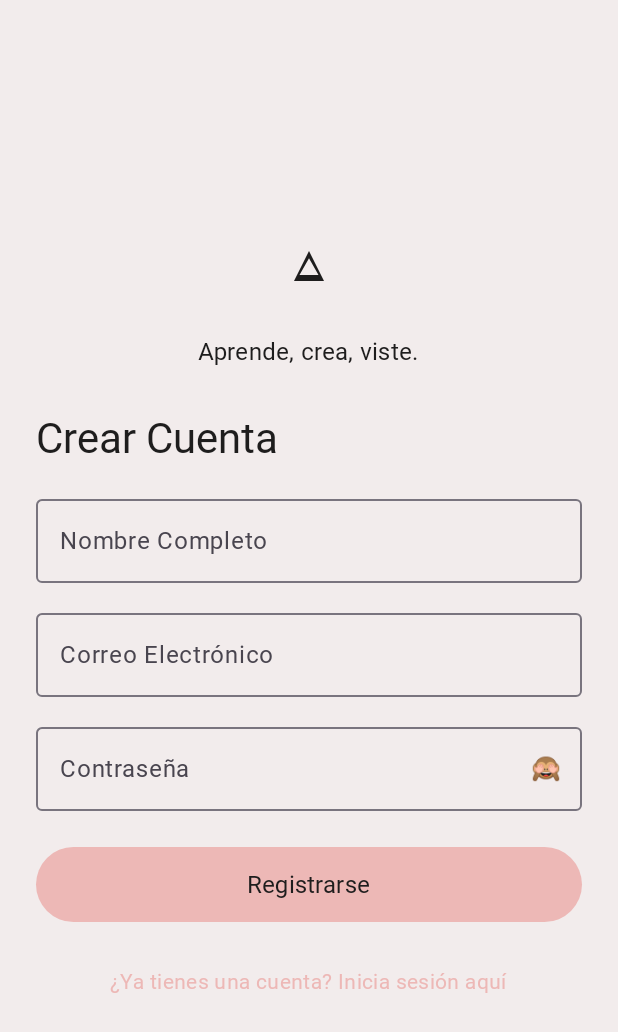
After one commit to vladimirvbel/Liora, an Android app built with Jetpack Compose: the RegisterScreen screen opened through its navigation route, on a phone screen of 412 x 824 dp. The commit adds this screen. Shown: the top 1032 px of the screen. Run offline under Robolectric (Android 15) with nearby library versions, the phone set to English and light mode, and no system bars; Roboto replaces fonts that are not available here.

Commit message:
feat: Paso 7 - Implementar LoginScreen, RegisterScreen, componentes atomicos de UI y AppNavigation

```diff
--- a/app/src/main/java/com/losindomables/liora/MainActivity.kt
+++ b/app/src/main/java/com/losindomables/liora/MainActivity.kt
@@ -4,44 +4,26 @@ import android.os.Bundle
 import androidx.activity.ComponentActivity
 import androidx.activity.compose.setContent
 import androidx.activity.enableEdgeToEdge
-import androidx.compose.foundation.layout.fillMaxSize
-import androidx.compose.foundation.layout.padding
-import androidx.compose.material3.Scaffold
-import androidx.compose.material3.Text
-import androidx.compose.runtime.Composable
-import androidx.compose.ui.Modifier
-import androidx.compose.ui.tooling.preview.Preview
+import com.losindomables.liora.ui.navigation.AppNavigation
 import com.losindomables.liora.ui.theme.LioraTheme
 
 class MainActivity : ComponentActivity() {
+
     override fun onCreate(savedInstanceState: Bundle?) {
         super.onCreate(savedInstanceState)
         enableEdgeToEdge()
+
+        val appContainer = (application as LioraApplication).container
+
         setContent {
             LioraTheme {
-                Scaffold(modifier = Modifier.fillMaxSize()) { innerPadding ->
-                    Greeting(
-                        name = "Android",
-                        modifier = Modifier.padding(innerPadding)
-                    )
-                }
+                AppNavigation(
+                    authRepository = appContainer.authRepository,
+                    onAuthSuccess = {
+                        // Próximamente (#15): Navegación a pantalla principal según el rol
+                    }
+                )
             }
         }
     }
 }
-
-@Composable
-fun Greeting(name: String, modifier: Modifier = Modifier) {
-    Text(
-        text = "Hello $name!",
-        modifier = modifier
-    )
-}
-
-@Preview(showBackground = true)
-@Composable
-fun GreetingPreview() {
-    LioraTheme {
-        Greeting("Android")
-    }
-}
--- /dev/null
+++ b/app/src/main/java/com/losindomables/liora/ui/auth/LoginScreen.kt
@@ -0,0 +1,168 @@
+package com.losindomables.liora.ui.auth
+
+import android.content.res.Configuration
+import androidx.compose.foundation.layout.Arrangement
+import androidx.compose.foundation.layout.Column
+import androidx.compose.foundation.layout.Spacer
+import androidx.compose.foundation.layout.fillMaxSize
+import androidx.compose.foundation.layout.fillMaxWidth
+import androidx.compose.foundation.layout.height
+import androidx.compose.foundation.layout.padding
+import androidx.compose.foundation.rememberScrollState
+import androidx.compose.foundation.verticalScroll
+import androidx.compose.material3.MaterialTheme
+import androidx.compose.material3.Scaffold
+import androidx.compose.material3.SnackbarHost
+import androidx.compose.material3.SnackbarHostState
+import androidx.compose.material3.Surface
+import androidx.compose.material3.Text
+import androidx.compose.material3.TextButton
+import androidx.compose.runtime.Composable
+import androidx.compose.runtime.LaunchedEffect
+import androidx.compose.runtime.remember
+import androidx.compose.ui.Alignment
+import androidx.compose.ui.Modifier
+import androidx.compose.ui.text.font.FontWeight
+import androidx.compose.ui.text.input.ImeAction
+import androidx.compose.ui.text.input.KeyboardType
+import androidx.compose.ui.text.style.TextAlign
+import androidx.compose.ui.tooling.preview.Preview
+import androidx.compose.ui.unit.dp
+import com.losindomables.liora.ui.components.LioraLogo
+import com.losindomables.liora.ui.components.LioraPasswordField
+import com.losindomables.liora.ui.components.LioraPrimaryButton
+import com.losindomables.liora.ui.components.LioraTextField
+import com.losindomables.liora.ui.theme.LioraTheme
+
+@Composable
+fun LoginScreen(
+    uiState: AuthUiState,
+    onEmailChanged: (String) -> Unit,
+    onPasswordChanged: (String) -> Unit,
+    onLoginClick: () -> Unit,
+    onNavigateToRegister: () -> Unit,
+    modifier: Modifier = Modifier,
+) {
+    val snackbarHostState = remember { SnackbarHostState() }
+
+    LaunchedEffect(uiState.generalError) {
+        uiState.generalError?.let { error ->
+            snackbarHostState.showSnackbar(error)
+        }
+    }
+
+    Scaffold(
+        snackbarHost = { SnackbarHost(snackbarHostState) },
+        modifier = modifier.fillMaxSize()
+    ) { paddingValues ->
+        Surface(
+            modifier = Modifier
+                .fillMaxSize()
+                .padding(paddingValues),
+            color = MaterialTheme.colorScheme.background
+        ) {
+            Column(
+                modifier = Modifier
+                    .fillMaxSize()
+                    .padding(24.dp)
+                    .verticalScroll(rememberScrollState()),
+                horizontalAlignment = Alignment.CenterHorizontally,
+                verticalArrangement = Arrangement.Center
+            ) {
+                LioraLogo()
+
+                Spacer(modifier = Modifier.height(16.dp))
+
+                Text(
+                    text = "Aprende, crea, viste.",
+                    style = MaterialTheme.typography.titleMedium,
+                    color = MaterialTheme.colorScheme.onBackground
+                )
+
+                Spacer(modifier = Modifier.height(32.dp))
+
+                Text(
+                    text = "Iniciar Sesión",
+                    style = MaterialTheme.typography.headlineMedium,
+                    fontWeight = FontWeight.Bold,
+                    color = MaterialTheme.colorScheme.onBackground,
+                    modifier = Modifier.fillMaxWidth(),
+                    textAlign = TextAlign.Start
+                )
+
+                Spacer(modifier = Modifier.height(16.dp))
+
+                LioraTextField(
+                    value = uiState.email,
+                    onValueChange = onEmailChanged,
+                    label = "Correo Electrónico",
+                    errorMessage = uiState.emailError,
+                    keyboardType = KeyboardType.Email,
+                    imeAction = ImeAction.Next,
+                    enabled = !uiState.isLoading
+                )
+
+                Spacer(modifier = Modifier.height(12.dp))
+
+                LioraPasswordField(
+                    value = uiState.password,
+                    onValueChange = onPasswordChanged,
+                    label = "Contraseña",
+                    errorMessage = uiState.passwordError,
+                    imeAction = ImeAction.Done,
+                    onImeAction = onLoginClick,
+                    enabled = !uiState.isLoading
+                )
+
+                Spacer(modifier = Modifier.height(24.dp))
+
+                LioraPrimaryButton(
+                    text = "Iniciar Sesión",
+                    onClick = onLoginClick,
+                    isLoading = uiState.isLoading
+                )
+
+                Spacer(modifier = Modifier.height(16.dp))
+
+                TextButton(
+                    onClick = onNavigateToRegister,
+                    enabled = !uiState.isLoading
+                ) {
+                    Text(
+                        text = "¿No tienes una cuenta? Regístrate aquí",
+                        style = MaterialTheme.typography.bodyMedium,
+                        color = MaterialTheme.colorScheme.primary
+                    )
+                }
+            }
+        }
+    }
+}
+
+@Preview(name = "Login Screen - Modo Claro", showBackground = true, uiMode = Configuration.UI_MODE_NIGHT_NO)
+@Composable
+private fun LoginScreenLightPreview() {
+    LioraTheme(darkTheme = false) {
+        LoginScreen(
+            uiState = AuthUiState(email = "usuario@liora.com"),
+            onEmailChanged = {},
+            onPasswordChanged = {},
+            onLoginClick = {},
+            onNavigateToRegister = {}
+        )
+    }
+}
+
+@Preview(name = "Login Screen - Modo Oscuro", showBackground = true, uiMode = Configuration.UI_MODE_NIGHT_YES)
+@Composable
+private fun LoginScreenDarkPreview() {
+    LioraTheme(darkTheme = true) {
+        LoginScreen(
+            uiState = AuthUiState(email = "usuario@liora.com"),
+            onEmailChanged = {},
+            onPasswordChanged = {},
+            onLoginClick = {},
+            onNavigateToRegister = {}
+        )
+    }
+}
--- /dev/null
+++ b/app/src/main/java/com/losindomables/liora/ui/auth/RegisterScreen.kt
@@ -0,0 +1,183 @@
+package com.losindomables.liora.ui.auth
+
+import android.content.res.Configuration
+import androidx.compose.foundation.layout.Arrangement
+import androidx.compose.foundation.layout.Column
+import androidx.compose.foundation.layout.Spacer
+import androidx.compose.foundation.layout.fillMaxSize
+import androidx.compose.foundation.layout.fillMaxWidth
+import androidx.compose.foundation.layout.height
+import androidx.compose.foundation.layout.padding
+import androidx.compose.foundation.rememberScrollState
+import androidx.compose.foundation.verticalScroll
+import androidx.compose.material3.MaterialTheme
+import androidx.compose.material3.Scaffold
+import androidx.compose.material3.SnackbarHost
+import androidx.compose.material3.SnackbarHostState
+import androidx.compose.material3.Surface
+import androidx.compose.material3.Text
+import androidx.compose.material3.TextButton
+import androidx.compose.runtime.Composable
+import androidx.compose.runtime.LaunchedEffect
+import androidx.compose.runtime.remember
+import androidx.compose.ui.Alignment
+import androidx.compose.ui.Modifier
+import androidx.compose.ui.text.font.FontWeight
+import androidx.compose.ui.text.input.ImeAction
+import androidx.compose.ui.text.input.KeyboardType
+import androidx.compose.ui.text.style.TextAlign
+import androidx.compose.ui.tooling.preview.Preview
+import androidx.compose.ui.unit.dp
+import com.losindomables.liora.ui.components.LioraLogo
+import com.losindomables.liora.ui.components.LioraPasswordField
+import com.losindomables.liora.ui.components.LioraPrimaryButton
+import com.losindomables.liora.ui.components.LioraTextField
+import com.losindomables.liora.ui.theme.LioraTheme
+
+@Composable
+fun RegisterScreen(
+    uiState: AuthUiState,
+    onNameChanged: (String) -> Unit,
+    onEmailChanged: (String) -> Unit,
+    onPasswordChanged: (String) -> Unit,
+    onRegisterClick: () -> Unit,
+    onNavigateToLogin: () -> Unit,
+    modifier: Modifier = Modifier,
+) {
+    val snackbarHostState = remember { SnackbarHostState() }
+
+    LaunchedEffect(uiState.generalError) {
+        uiState.generalError?.let { error ->
+            snackbarHostState.showSnackbar(error)
+        }
+    }
+
+    Scaffold(
+        snackbarHost = { SnackbarHost(snackbarHostState) },
+        modifier = modifier.fillMaxSize()
+    ) { paddingValues ->
+        Surface(
+            modifier = Modifier
+                .fillMaxSize()
+                .padding(paddingValues),
+            color = MaterialTheme.colorScheme.background
+        ) {
+            Column(
+                modifier = Modifier
+                    .fillMaxSize()
+                    .padding(24.dp)
+                    .verticalScroll(rememberScrollState()),
+                horizontalAlignment = Alignment.CenterHorizontally,
+                verticalArrangement = Arrangement.Center
+            ) {
+                LioraLogo()
+
+                Spacer(modifier = Modifier.height(16.dp))
+
+                Text(
+                    text = "Aprende, crea, viste.",
+                    style = MaterialTheme.typography.titleMedium,
+                    color = MaterialTheme.colorScheme.onBackground
+                )
+
+                Spacer(modifier = Modifier.height(32.dp))
+
+                Text(
+                    text = "Crear Cuenta",
+                    style = MaterialTheme.typography.headlineMedium,
+                    fontWeight = FontWeight.Bold,
+                    color = MaterialTheme.colorScheme.onBackground,
+                    modifier = Modifier.fillMaxWidth(),
+                    textAlign = TextAlign.Start
+                )
+
+                Spacer(modifier = Modifier.height(16.dp))
+
+                LioraTextField(
+                    value = uiState.name,
+                    onValueChange = onNameChanged,
+                    label = "Nombre Completo",
+                    errorMessage = uiState.nameError,
+                    keyboardType = KeyboardType.Text,
+                    imeAction = ImeAction.Next,
+                    enabled = !uiState.isLoading
+                )
+
+                Spacer(modifier = Modifier.height(12.dp))
+
+                LioraTextField(
+                    value = uiState.email,
+                    onValueChange = onEmailChanged,
+                    label = "Correo Electrónico",
+                    errorMessage = uiState.emailError,
+                    keyboardType = KeyboardType.Email,
+                    imeAction = ImeAction.Next,
+                    enabled = !uiState.isLoading
+                )
+
+                Spacer(modifier = Modifier.height(12.dp))
+
+                LioraPasswordField(
+                    value = uiState.password,
+                    onValueChange = onPasswordChanged,
+                    label = "Contraseña",
+                    errorMessage = uiState.passwordError,
+                    imeAction = ImeAction.Done,
+                    onImeAction = onRegisterClick,
+                    enabled = !uiState.isLoading
+                )
+
+                Spacer(modifier = Modifier.height(24.dp))
+
+                LioraPrimaryButton(
+                    text = "Registrarse",
+                    onClick = onRegisterClick,
+                    isLoading = uiState.isLoading
+                )
+
+                Spacer(modifier = Modifier.height(16.dp))
+
+                TextButton(
+                    onClick = onNavigateToLogin,
+                    enabled = !uiState.isLoading
+                ) {
+                    Text(
+                        text = "¿Ya tienes una cuenta? Inicia sesión aquí",
+                        style = MaterialTheme.typography.bodyMedium,
+                        color = MaterialTheme.colorScheme.primary
+                    )
+                }
+            }
+        }
+    }
+}
+
+@Preview(name = "Register Screen - Modo Claro", showBackground = true, uiMode = Configuration.UI_MODE_NIGHT_NO)
+@Composable
+private fun RegisterScreenLightPreview() {
+    LioraTheme(darkTheme = false) {
+        RegisterScreen(
+            uiState = AuthUiState(name = "Vanesa", email = "vanesa@liora.com"),
+            onNameChanged = {},
+            onEmailChanged = {},
+            onPasswordChanged = {},
+            onRegisterClick = {},
+            onNavigateToLogin = {}
+        )
+    }
+}
+
+@Preview(name = "Register Screen - Modo Oscuro", showBackground = true, uiMode = Configuration.UI_MODE_NIGHT_YES)
+@Composable
+private fun RegisterScreenDarkPreview() {
+    LioraTheme(darkTheme = true) {
+        RegisterScreen(
+            uiState = AuthUiState(name = "Vanesa", email = "vanesa@liora.com"),
+            onNameChanged = {},
+            onEmailChanged = {},
+            onPasswordChanged = {},
+            onRegisterClick = {},
+            onNavigateToLogin = {}
+        )
+    }
+}
--- /dev/null
+++ b/app/src/main/java/com/losindomables/liora/ui/components/LioraLogo.kt
@@ -0,0 +1,26 @@
+package com.losindomables.liora.ui.components
+
+import androidx.compose.foundation.Image
+import androidx.compose.foundation.isSystemInDarkTheme
+import androidx.compose.foundation.layout.height
+import androidx.compose.runtime.Composable
+import androidx.compose.ui.Modifier
+import androidx.compose.ui.res.painterResource
+import androidx.compose.ui.unit.dp
+import com.losindomables.liora.R
+
+/**
+ * Logotipo de Liora adaptativo al tema claro y oscuro.
+ */
+@Composable
+fun LioraLogo(
+    modifier: Modifier = Modifier,
+    isDark: Boolean = isSystemInDarkTheme()
+) {
+    val logoRes = if (isDark) R.drawable.ic_liora_logo_gold else R.drawable.ic_liora_logo_black
+    Image(
+        painter = painterResource(id = logoRes),
+        contentDescription = "Liora",
+        modifier = modifier.height(64.dp)
+    )
+}
--- /dev/null
+++ b/app/src/main/java/com/losindomables/liora/ui/components/LioraPasswordField.kt
@@ -0,0 +1,65 @@
+package com.losindomables.liora.ui.components
+
+import androidx.compose.foundation.layout.fillMaxWidth
+import androidx.compose.foundation.text.KeyboardActions
+import androidx.compose.foundation.text.KeyboardOptions
+import androidx.compose.material3.IconButton
+import androidx.compose.material3.MaterialTheme
+import androidx.compose.material3.OutlinedTextField
+import androidx.compose.material3.Text
+import androidx.compose.runtime.Composable
+import androidx.compose.runtime.getValue
+import androidx.compose.runtime.mutableStateOf
+import androidx.compose.runtime.remember
+import androidx.compose.runtime.setValue
+import androidx.compose.ui.Modifier
+import androidx.compose.ui.text.input.ImeAction
+import androidx.compose.ui.text.input.KeyboardType
+import androidx.compose.ui.text.input.PasswordVisualTransformation
+import androidx.compose.ui.text.input.VisualTransformation
+
+/**
+ * Campo de contraseña reutilizable con alternador de visibilidad (mostrar/ocultar).
+ */
+@Composable
+fun LioraPasswordField(
+    value: String,
+    onValueChange: (String) -> Unit,
+    modifier: Modifier = Modifier,
+    label: String = "Contraseña",
+    errorMessage: String? = null,
+    imeAction: ImeAction = ImeAction.Done,
+    onImeAction: () -> Unit = {},
+    enabled: Boolean = true
+) {
+    var passwordVisible by remember { mutableStateOf(false) }
+
+    OutlinedTextField(
+        value = value,
+        onValueChange = onValueChange,
+        label = { Text(label) },
+        isError = errorMessage != null,
+        supportingText = errorMessage?.let {
+            { Text(text = it, color = MaterialTheme.colorScheme.error) }
+        },
+        visualTransformation = if (passwordVisible) VisualTransformation.None else PasswordVisualTransformation(),
+        keyboardOptions = KeyboardOptions(
+            keyboardType = KeyboardType.Password,
+            imeAction = imeAction
+        ),
+        keyboardActions = KeyboardActions(
+            onAny = { onImeAction() }
+        ),
+        trailingIcon = {
+            IconButton(onClick = { passwordVisible = !passwordVisible }) {
+                Text(
+                    text = if (passwordVisible) "👁" else "🙈",
+                    style = MaterialTheme.typography.titleMedium
+                )
+            }
+        },
+        enabled = enabled,
+        singleLine = true,
+        modifier = modifier.fillMaxWidth()
+    )
+}
--- /dev/null
+++ b/app/src/main/java/com/losindomables/liora/ui/components/LioraPrimaryButton.kt
@@ -0,0 +1,45 @@
+package com.losindomables.liora.ui.components
+
+import androidx.compose.foundation.layout.fillMaxWidth
+import androidx.compose.foundation.layout.height
+import androidx.compose.foundation.layout.size
+import androidx.compose.material3.Button
+import androidx.compose.material3.CircularProgressIndicator
+import androidx.compose.material3.MaterialTheme
+import androidx.compose.material3.Text
+import androidx.compose.runtime.Composable
+import androidx.compose.ui.Modifier
+import androidx.compose.ui.unit.dp
+
+/**
+ * Botón principal de Liora con estado deshabilitado e indicador de carga integrados.
+ */
+@Composable
+fun LioraPrimaryButton(
+    text: String,
+    onClick: () -> Unit,
+    modifier: Modifier = Modifier,
+    isLoading: Boolean = false,
+    enabled: Boolean = true
+) {
+    Button(
+        onClick = onClick,
+        enabled = enabled && !isLoading,
+        modifier = modifier
+            .fillMaxWidth()
+            .height(50.dp)
+    ) {
+        if (isLoading) {
+            CircularProgressIndicator(
+                modifier = Modifier.size(24.dp),
+                color = MaterialTheme.colorScheme.onPrimary,
+                strokeWidth = 2.dp
+            )
+        } else {
+            Text(
+                text = text,
+                style = MaterialTheme.typography.titleMedium
+            )
+        }
+    }
+}
--- /dev/null
+++ b/app/src/main/java/com/losindomables/liora/ui/components/LioraTextField.kt
@@ -0,0 +1,48 @@
+package com.losindomables.liora.ui.components
+
+import androidx.compose.foundation.layout.fillMaxWidth
+import androidx.compose.foundation.text.KeyboardActions
+import androidx.compose.foundation.text.KeyboardOptions
+import androidx.compose.material3.MaterialTheme
+import androidx.compose.material3.OutlinedTextField
+import androidx.compose.material3.Text
+import androidx.compose.runtime.Composable
+import androidx.compose.ui.Modifier
+import androidx.compose.ui.text.input.ImeAction
+import androidx.compose.ui.text.input.KeyboardType
+
+/**
+ * Campo de texto reutilizable según el sistema de diseño de Liora.
+ */
+@Composable
+fun LioraTextField(
+    value: String,
+    onValueChange: (String) -> Unit,
+    label: String,
+    modifier: Modifier = Modifier,
+    errorMessage: String? = null,
+    keyboardType: KeyboardType = KeyboardType.Text,
+    imeAction: ImeAction = ImeAction.Next,
+    onImeAction: () -> Unit = {},
+    enabled: Boolean = true
+) {
+    OutlinedTextField(
+        value = value,
+        onValueChange = onValueChange,
+        label = { Text(label) },
+        isError = errorMessage != null,
+        supportingText = errorMessage?.let {
+            { Text(text = it, color = MaterialTheme.colorScheme.error) }
+        },
+        keyboardOptions = KeyboardOptions(
+            keyboardType = keyboardType,
+            imeAction = imeAction
+        ),
+        keyboardActions = KeyboardActions(
+            onAny = { onImeAction() }
+        ),
+        enabled = enabled,
+        singleLine = true,
+        modifier = modifier.fillMaxWidth()
+    )
+}
--- /dev/null
+++ b/app/src/main/java/com/losindomables/liora/ui/navigation/AppNavigation.kt
@@ -0,0 +1,71 @@
+package com.losindomables.liora.ui.navigation
+
+import androidx.compose.runtime.Composable
+import androidx.compose.runtime.collectAsState
+import androidx.compose.runtime.getValue
+import androidx.compose.ui.Modifier
+import androidx.lifecycle.viewmodel.compose.viewModel
+import androidx.navigation.NavHostController
+import androidx.navigation.compose.NavHost
+import androidx.navigation.compose.composable
+import androidx.navigation.compose.rememberNavController
+import com.losindomables.liora.domain.repository.AuthRepository
+import com.losindomables.liora.ui.auth.AuthViewModel
+import com.losindomables.liora.ui.auth.LoginScreen
+import com.losindomables.liora.ui.auth.RegisterScreen
+
+object AuthRoutes {
+    const val LOGIN = "login"
+    const val REGISTER = "register"
+}
+
+@Composable
+fun AppNavigation(
+    authRepository: AuthRepository,
+    modifier: Modifier = Modifier,
+    navController: NavHostController = rememberNavController(),
+    onAuthSuccess: () -> Unit = {},
+) {
+    val authViewModel: AuthViewModel = viewModel(
+        factory = AuthViewModel.Factory(authRepository)
+    )
+
+    val uiState by authViewModel.uiState.collectAsState()
+
+    if (uiState.session != null) {
+        onAuthSuccess()
+    }
+
+    NavHost(
+        navController = navController,
+        startDestination = AuthRoutes.LOGIN,
+        modifier = modifier
+    ) {
+        composable(AuthRoutes.LOGIN) {
+            LoginScreen(
+                uiState = uiState,
+                onEmailChanged = authViewModel::onEmailChanged,
+                onPasswordChanged = authViewModel::onPasswordChanged,
+                onLoginClick = authViewModel::onLoginSubmitted,
+                onNavigateToRegister = {
+                    authViewModel.clearGeneralError()
+                    navController.navigate(AuthRoutes.REGISTER)
+                }
+            )
+        }
+
+        composable(AuthRoutes.REGISTER) {
+            RegisterScreen(
+                uiState = uiState,
+                onNameChanged = authViewModel::onNameChanged,
+                onEmailChanged = authViewModel::onEmailChanged,
+                onPasswordChanged = authViewModel::onPasswordChanged,
+                onRegisterClick = authViewModel::onRegisterSubmitted,
+                onNavigateToLogin = {
+                    authViewModel.clearGeneralError()
+                    navController.popBackStack()
+                }
+            )
+        }
+    }
+}
```
